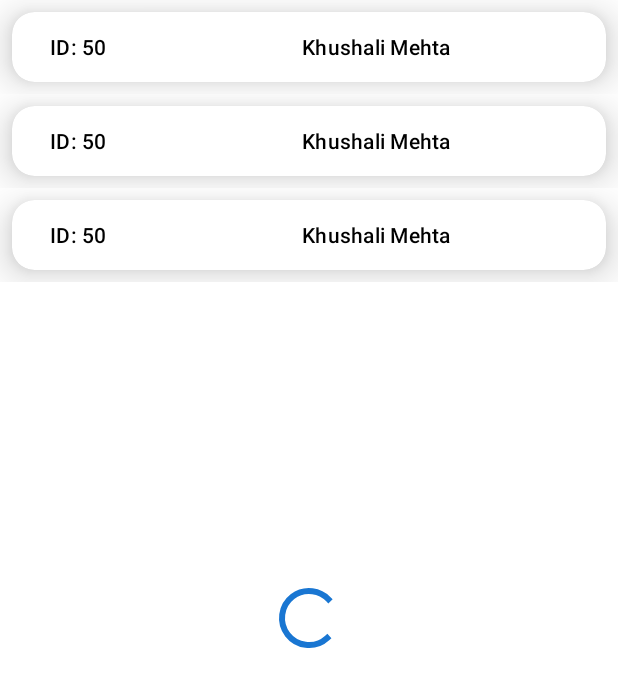
After one commit to VrushaParikh/MySpaceVendor, an Android app: the layout activity_vendor_list.xml on its own in the app's theme, with its tools: preview values and no code run, on a phone screen of 412 x 824 dp. The commit adds this screen. Shown: the top 687 px of the screen. Run offline under Robolectric (Android 15) with nearby library versions, the phone set to English and light mode, and no system bars.

Commit message:
Latest Commit before internals-----5th March 2021

```diff
--- a/app/src/main/AndroidManifest.xml
+++ b/app/src/main/AndroidManifest.xml
@@ -33,6 +33,9 @@
         <activity android:name=".ui.ShopListActivity">
 
         </activity>
+        <activity android:name=".ui.VendorListActivity">
+
+        </activity>
         <activity android:name=".ui.PaymentActivity"/>
                 <activity
             android:name=".ui.TermsPoliciesActivity"
--- a/app/src/main/java/com/example/myspacevendor/ui/AdminDashActivity.java
+++ b/app/src/main/java/com/example/myspacevendor/ui/AdminDashActivity.java
@@ -38,6 +38,8 @@ public class AdminDashActivity extends AppCompatActivity
 
         binding.mngTnp.setOnClickListener(v -> openActivity(TermsPoliciesActivity.class));
         binding.img3.setOnClickListener(v -> openActivity(TermsPoliciesActivity.class));
+        binding.mngven.setOnClickListener(v -> openActivity(VendorListActivity.class));
+        binding.img1.setOnClickListener(v -> openActivity(VendorListActivity.class));
 
 
 
--- a/app/src/main/java/com/example/myspacevendor/ui/MainActivity.java
+++ b/app/src/main/java/com/example/myspacevendor/ui/MainActivity.java
@@ -5,16 +5,17 @@ import android.content.Intent;
 import android.os.Bundle;
 import android.os.Handler;
 import android.view.WindowManager;
+import androidx.appcompat.app.AppCompatActivity;
+import com.example.myspacevendor.databinding.ActivityMainBinding;
 
-import androidx.appcompat.app.AppCompatActivity;
-
-import com.example.myspacevendor.databinding.ActivityMainBinding;
 
 public class MainActivity extends AppCompatActivity {
     private static int splash_timeout = 3000;
 
     private ActivityMainBinding binding;
     private Context context = this;
+
+    private static final String TAG = "MainActivity";
 
 
     @Override
@@ -32,13 +33,18 @@ public class MainActivity extends AppCompatActivity {
         new Handler().postDelayed(new Runnable() {
             @Override
             public void run() {
-                Intent i = new Intent(context, LoginActivity.class);
+                Intent i = new Intent(context, AdminDashActivity.class);
 
                 startActivity(i);
 
                 finish();
 
+
             }
         }, splash_timeout);
+
+
+
     }
+
 }
--- a/app/src/main/java/com/example/myspacevendor/utils/Config.java
+++ b/app/src/main/java/com/example/myspacevendor/utils/Config.java
@@ -7,7 +7,7 @@ public class Config {
 
     public static int user_id = -1;
 
-    public static String url = "http://192.168.2.6/myspace/api/";
+    public static String url = "http://192.168.0.105/myspace/api/";
 //    public static String imageUrl = url + "storage/";
 
     public static void showToast(Context context, String msg) {
--- /dev/null
+++ b/app/src/main/res/layout/activity_vendor_list.xml
@@ -0,0 +1,32 @@
+<?xml version="1.0" encoding="utf-8"?>
+<RelativeLayout xmlns:android="http://schemas.android.com/apk/res/android"
+    xmlns:app="http://schemas.android.com/apk/res-auto"
+    xmlns:tools="http://schemas.android.com/tools"
+    android:layout_width="match_parent"
+    android:layout_height="match_parent">
+
+
+<!--    <include-->
+<!--        android:id="@+id/included_toolbar"-->
+<!--        layout="@layout/toolbar" /
+
+ android:layout_below="@id/included_toolbar">-->
+    <androidx.recyclerview.widget.RecyclerView
+        android:id="@+id/recyclerView"
+        android:layout_width="match_parent"
+        android:layout_height="match_parent"
+        app:layoutManager="androidx.recyclerview.widget.LinearLayoutManager"
+        tools:listitem="@layout/layout_vendor" />
+
+
+    <ProgressBar
+        android:id="@+id/loading_spinner"
+        android:layout_width="wrap_content"
+        android:layout_height="wrap_content"
+        android:layout_centerInParent="true"
+        android:indeterminateTint="@color/colorPrimary"
+        android:indeterminateTintMode="src_atop"
+        android:visibility="visible" />
+
+
+</RelativeLayout>
--- /dev/null
+++ b/app/src/main/res/layout/layout_vendor.xml
@@ -0,0 +1,64 @@
+<?xml version="1.0" encoding="utf-8"?>
+<RelativeLayout xmlns:android="http://schemas.android.com/apk/res/android"
+    xmlns:app="http://schemas.android.com/apk/res-auto"
+    android:layout_width="match_parent"
+    android:layout_height="wrap_content"
+    android:background="#ffffff">
+
+    <androidx.cardview.widget.CardView
+        android:id="@+id/shop1"
+        android:layout_width="match_parent"
+        android:layout_height="wrap_content"
+        android:layout_margin="8dp"
+        android:clickable="true"
+        android:focusable="true"
+        app:cardCornerRadius="15dp"
+        app:cardElevation="15dp"
+        app:strokeColor="@color/colorBlack"
+        app:strokeWidth="2dp">
+        <LinearLayout
+            android:layout_width="match_parent"
+            android:layout_height="wrap_content"
+            android:orientation="horizontal"
+            android:layout_margin="5dp">
+
+            <TextView
+                android:id="@+id/vendor_id"
+                android:layout_width="70dp"
+                android:layout_height="25dp"
+                android:layout_margin="5dp"
+                android:gravity="center"
+                android:text="ID: 50 "
+                android:textAppearance="@style/TextAppearance.MaterialComponents.Headline6"
+                android:textColor="@color/colorBlack"
+                android:textSize="14sp"
+
+                />
+
+            <TextView
+                android:id="@+id/vendor_name"
+                android:layout_width="313dp"
+                android:layout_height="match_parent"
+                android:layout_gravity="center_horizontal"
+
+                android:gravity="center"
+                android:text="Khushali Mehta"
+                android:textAppearance="@style/TextAppearance.MaterialComponents.Headline6"
+                android:textColor="@color/colorBlack"
+                android:textSize="14sp"/>
+
+
+
+        </LinearLayout>
+
+
+
+
+
+
+    </androidx.cardview.widget.CardView>
+
+
+
+
+</RelativeLayout>
```
Also changed, not shown: app/src/main/java/com/example/myspacevendor/Network/Api.java (+4 -5 lines), app/src/main/java/com/example/myspacevendor/adapters/VendorNameListAdapter.java (added, +69 -0 lines), app/src/main/java/com/example/myspacevendor/data/Vendor_Name_List.kt (added, +11 -0 lines), app/src/main/java/com/example/myspacevendor/model/ServerResponse.java (+14 -0 lines), app/src/main/java/com/example/myspacevendor/ui/VendorListActivity.java (added, +125 -0 lines).
